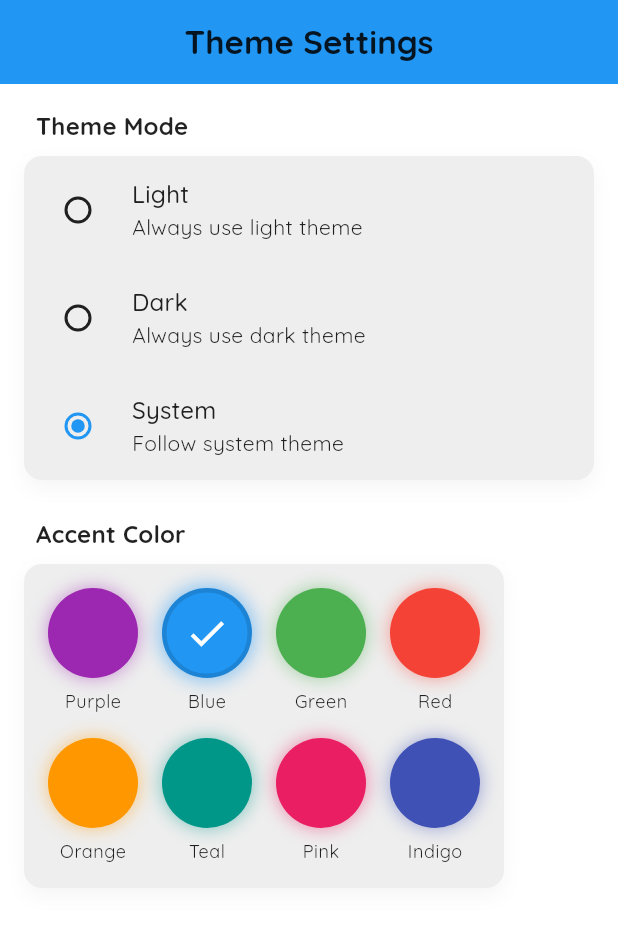
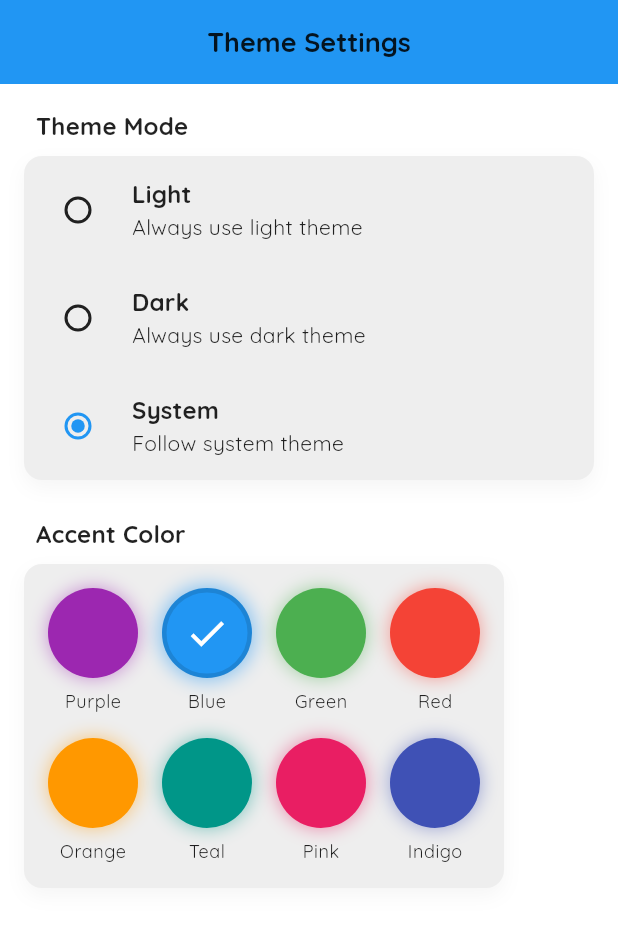
Before and after one commit to ayruvedaAvi/afini, a Flutter app: the ThemeSettingsScreen screen opened by its route, after a tap on "Blue", on a phone screen of 412 x 824 dp. Shown: the top 927 px of the screen. Run offline on Flutter 3.47's test engine with Material 3 defaults, Android fonts, the phone set to English and light mode, and no system bars; our stand-ins replace dio, equatable, flutter_bloc, flutter_secure_storage, get_it, go_router and 6 more; accounts and stored records are empty.

Commit message:
feat: added the font size and texttheme in themes

```diff
--- a/lib/core/shared_preferences.dart
+++ b/lib/core/shared_preferences.dart
@@ -30,6 +30,16 @@ Future<int?> getIntData(String key) async {
   return prefs.getInt(key);
 }
 
+Future<void> setDoubleData(String key, double value) async {
+  SharedPreferences prefs = await SharedPreferences.getInstance();
+  await prefs.setDouble(key, value);
+}
+
+Future<double?> getDoubleData(String key) async {
+  SharedPreferences prefs = await SharedPreferences.getInstance();
+  return prefs.getDouble(key);
+}
+
 Future<void> removeData(String key) async {
   SharedPreferences prefs = await SharedPreferences.getInstance();
   await prefs.remove(key);
--- a/lib/data/respository/theme_repo_impl.dart
+++ b/lib/data/respository/theme_repo_impl.dart
@@ -7,31 +7,34 @@ import '../../domain/models/theme_settings.dart';
 import '../../domain/repository/theme_repo.dart';
 
 class ThemeRepositoryImpl implements ThemeRepo {
-
   ThemeRepositoryImpl();
 
   static const String _themeModeKey = 'theme_mode';
   static const String _accentColorKey = 'accent_color';
+  static const String _fontSizeKey = 'font_size';
 
   final _themeSettingsController = StreamController<ThemeSettings>.broadcast();
 
   @override
   Future<ThemeSettings> getThemeSettings() async {
-    final themeMode = MyThemeMode.values[
-      await getIntData(_themeModeKey) ?? MyThemeMode.system.index
-    ];
-    final accentColorValue = await getIntData(_accentColorKey) ?? Colors.purple.value;
+    final themeMode = MyThemeMode
+        .values[await getIntData(_themeModeKey) ?? MyThemeMode.system.index];
+    final accentColorValue =
+        await getIntData(_accentColorKey) ?? Colors.purple.toARGB32();
+    final fontSize = await getDoubleData(_fontSizeKey) ?? 16.0;
 
     return ThemeSettings(
       themeMode: themeMode,
       accentColor: Color(accentColorValue),
+      fontSize: fontSize,
     );
   }
 
   @override
   Future<void> saveThemeSettings(ThemeSettings settings) async {
     await setIntData(_themeModeKey, settings.themeMode.index);
-    await setIntData(_accentColorKey, settings.accentColor.value);
+    await setIntData(_accentColorKey, settings.accentColor.toARGB32());
+    await setDoubleData(_fontSizeKey, settings.fontSize);
     _themeSettingsController.add(settings);
   }
 
--- a/lib/domain/models/theme_settings.dart
+++ b/lib/domain/models/theme_settings.dart
@@ -5,9 +5,11 @@ enum MyThemeMode { light, dark, system }
 class ThemeSettings {
   final MyThemeMode themeMode;
   final Color accentColor;
+  final double fontSize;
 
   ThemeSettings({
     required this.themeMode,
     required this.accentColor,
+    required this.fontSize,
   });
 }
--- a/lib/domain/services/theme_service.dart
+++ b/lib/domain/services/theme_service.dart
@@ -11,14 +11,35 @@ class ThemeService {
     headlineLarge: TextStyle(fontFamily: 'Quicksand'),
     headlineMedium: TextStyle(fontFamily: 'Quicksand'),
     headlineSmall: TextStyle(fontFamily: 'Quicksand'),
-    titleLarge: TextStyle(fontFamily: 'Quicksand'),
-    titleMedium: TextStyle(fontFamily: 'Quicksand'),
-    titleSmall: TextStyle(fontFamily: 'Quicksand'),
-    labelLarge: TextStyle(fontFamily: 'Quicksand'),
-    labelMedium: TextStyle(fontFamily: 'Quicksand'),
-    labelSmall: TextStyle(fontFamily: 'Quicksand'),
+    titleLarge: TextStyle(fontFamily: 'Quicksand', fontWeight: FontWeight.bold),
+    titleMedium: TextStyle(fontFamily: 'Quicksand', fontWeight: FontWeight.bold),
+    titleSmall: TextStyle(fontFamily: 'Quicksand', fontWeight: FontWeight.bold),
+    labelLarge: TextStyle(fontFamily: 'Quicksand', fontWeight: FontWeight.bold),
+    labelMedium: TextStyle(fontFamily: 'Quicksand', fontWeight: FontWeight.bold),
+    labelSmall: TextStyle(fontFamily: 'Quicksand', fontWeight: FontWeight.bold),
   );
-  static ThemeData getLightTheme(Color accentColor) {
+
+  static TextTheme getTextTheme(double size){
+    return textTheme.copyWith(
+      bodyLarge: textTheme.bodyLarge?.copyWith(fontSize: size),
+      bodyMedium: textTheme.bodyMedium?.copyWith(fontSize: size - 2),
+      bodySmall: textTheme.bodySmall?.copyWith(fontSize: size - 4),
+      displayLarge: textTheme.displayLarge?.copyWith(fontSize: size + 10),
+      displayMedium: textTheme.displayMedium?.copyWith(fontSize: size + 8),
+      displaySmall: textTheme.displaySmall?.copyWith(fontSize: size + 6),
+      headlineLarge: textTheme.headlineLarge?.copyWith(fontSize: size + 4),
+      headlineMedium: textTheme.headlineMedium?.copyWith(fontSize: size + 2),
+      headlineSmall: textTheme.headlineSmall?.copyWith(fontSize: size),
+      titleLarge: textTheme.titleLarge?.copyWith(fontSize: size + 2),
+      titleMedium: textTheme.titleMedium?.copyWith(fontSize: size),
+      titleSmall: textTheme.titleSmall?.copyWith(fontSize: size - 2),
+      labelLarge: textTheme.labelLarge?.copyWith(fontSize: size),
+      labelMedium: textTheme.labelMedium?.copyWith(fontSize: size - 2),
+      labelSmall: textTheme.labelSmall?.copyWith(fontSize: size - 4),
+    );
+  }
+
+  static ThemeData getLightTheme(Color accentColor, double? size) {
     return ThemeData(
       brightness: Brightness.light,
       primaryColor: accentColor,
@@ -45,12 +66,12 @@ class ThemeService {
           foregroundColor: Colors.white,
         ),
       ),
-      textTheme: textTheme,
+      textTheme: getTextTheme(size ?? 14),
       // Add more theme customizations here
     );
   }
 
-  static ThemeData getDarkTheme(Color accentColor) {
+  static ThemeData getDarkTheme(Color accentColor, double? size) {
     return ThemeData(
         brightness: Brightness.dark,
         primaryColor: accentColor,
@@ -77,7 +98,7 @@ class ThemeService {
             foregroundColor: Colors.white,
           ),
         ),
-        textTheme: textTheme
+        textTheme: getTextTheme(size ?? 14),
         // Add more dark theme customizations here
         );
   }
--- a/lib/main.dart
+++ b/lib/main.dart
@@ -48,8 +48,8 @@ class MyApp extends StatelessWidget {
           return MaterialApp.router(
             debugShowCheckedModeBanner: false,
             title: 'Flutter Demo',
-            theme: ThemeService.getLightTheme(state.accentColor),
-            darkTheme: ThemeService.getDarkTheme(state.accentColor),
+            theme: ThemeService.getLightTheme(state.accentColor, state.fontSize),
+            darkTheme: ThemeService.getDarkTheme(state.accentColor, state.fontSize),
             themeMode: state.themeMode == MyThemeMode.system
                 ? ThemeMode.system
                 : state.themeMode == MyThemeMode.light
--- a/lib/presentation/cubits/theme/theme_cubit.dart
+++ b/lib/presentation/cubits/theme/theme_cubit.dart
@@ -11,9 +11,11 @@ class ThemeCubit extends Cubit<ThemeState> {
   final ThemeRepo _repository;
   StreamSubscription? _themeSubscription;
 
-  ThemeCubit(this._repository) : super(ThemeState(
+  ThemeCubit(this._repository)
+      : super(ThemeState(
           themeMode: MyThemeMode.system,
           accentColor: Colors.purple,
+          fontSize: 14,
           isLoading: true,
         )) {
     _init();
@@ -21,21 +23,20 @@ class ThemeCubit extends Cubit<ThemeState> {
 
   Future<void> _init() async {
     try {
-      _themeSubscription = _repository.observeThemeSettings().listen(
-        (settings) {
+      _themeSubscription =
+          _repository.observeThemeSettings().listen((settings) {
         emit(state.copyWith(
           themeMode: settings.themeMode,
           accentColor: settings.accentColor,
+          fontSize: settings.fontSize,
           isLoading: false,
         ));
-        },
-        onError: (error) {
+      }, onError: (error) {
         emit(state.copyWith(
           errorMessage: 'Failed to load theme settings',
           isLoading: false,
         ));
-        }
-      );
+      });
     } catch (e) {
       emit(state.copyWith(
         errorMessage: 'Failed to initialize theme settings',
@@ -51,6 +52,7 @@ class ThemeCubit extends Cubit<ThemeState> {
         ThemeSettings(
           themeMode: mode,
           accentColor: state.accentColor,
+          fontSize: state.fontSize,
         ),
       );
     } catch (e) {
@@ -68,11 +70,30 @@ class ThemeCubit extends Cubit<ThemeState> {
         ThemeSettings(
           themeMode: state.themeMode,
           accentColor: color,
+          fontSize: state.fontSize,
         ),
       );
     } catch (e) {
       emit(state.copyWith(
         errorMessage: 'Failed to save accent color',
+        isLoading: false,
+      ));
+    }
+  }
+
+  Future<void> setFontSize(double size) async {
+    emit(state.copyWith(isLoading: true));
+    try {
+      await _repository.saveThemeSettings(
+        ThemeSettings(
+          themeMode: state.themeMode,
+          accentColor: state.accentColor,
+          fontSize: size,
+        ),
+      );
+    } catch (e) {
+      emit(state.copyWith(
+        errorMessage: 'Failed to save font size',
         isLoading: false,
       ));
     }
--- a/lib/presentation/cubits/theme/theme_state.dart
+++ b/lib/presentation/cubits/theme/theme_state.dart
@@ -5,12 +5,14 @@ import '../../../domain/models/theme_settings.dart';
 class ThemeState {
   final MyThemeMode themeMode;
   final Color accentColor;
+  final double fontSize;
   final bool isLoading;
   final String? errorMessage;
 
   ThemeState({
     required this.themeMode,
     required this.accentColor,
+    this.fontSize = 14,
     this.isLoading = false,
     this.errorMessage,
   });
@@ -18,12 +20,14 @@ class ThemeState {
   ThemeState copyWith({
     MyThemeMode? themeMode,
     Color? accentColor,
+    double? fontSize,
     bool? isLoading,
     String? errorMessage,
   }) {
     return ThemeState(
       themeMode: themeMode ?? this.themeMode,
       accentColor: accentColor ?? this.accentColor,
+      fontSize: fontSize ?? this.fontSize,
       isLoading: isLoading ?? this.isLoading,
       errorMessage: errorMessage,
     );
--- a/lib/presentation/screens/baseLayout/profile/profile_screen.dart
+++ b/lib/presentation/screens/baseLayout/profile/profile_screen.dart
@@ -13,13 +13,13 @@ class ProfileScreen extends StatelessWidget {
           IconButton(
             icon: const Icon(
               Icons.settings,
-              color: Colors.black,
             ),
             onPressed: () {
               context.pushNamed('settings');
             },
           ),
         ],
+        centerTitle: true,
       ),
       body: const Center(
         child: Column(
```
Also changed, not shown: lib/presentation/screens/settings/settings_screen.dart (+41 -11 lines). Lines whose indentation alone changed are shown as unchanged.
